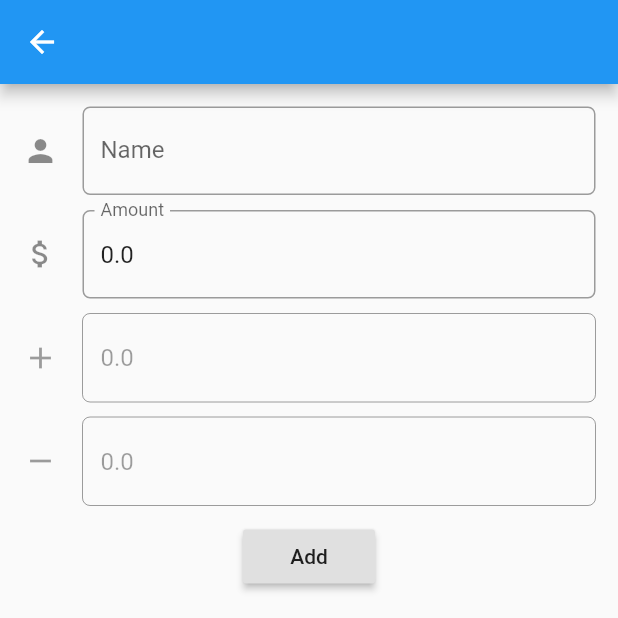
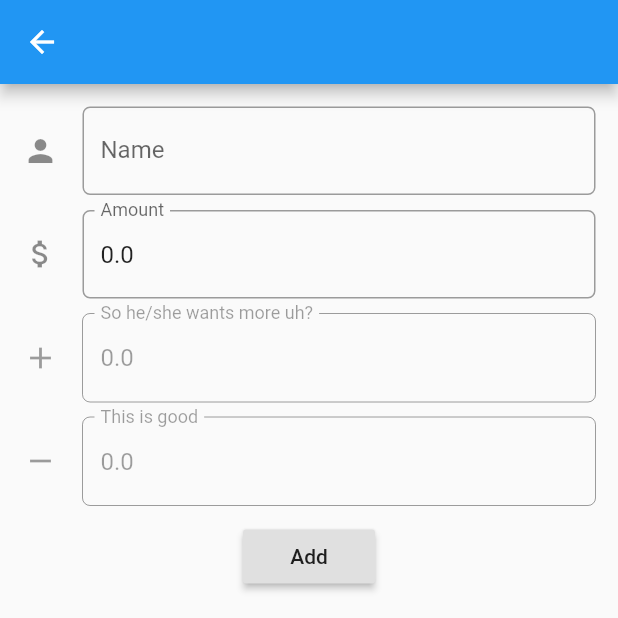
Before and after one commit to tefy-lucky/where_is_my_money, a Flutter app: the screen it shows after launch, after a tap on the "add" icon, on a phone screen of 412 x 824 dp, the top half of it. Run offline on Flutter 3.47's test engine with Material 2 defaults, Android fonts, the phone set to English and light mode, and no system bars; our stand-ins replace sqflite; accounts and stored records are empty.

Commit message:
still working on UI

```diff
--- a/lib/ui/update_bro_screen.dart
+++ b/lib/ui/update_bro_screen.dart
@@ -76,6 +76,7 @@ class _BroScreenState extends State<BroScreen> {
             TextField(
               controller: _additionController,
               decoration: new InputDecoration(
+                  labelText: "So he/she wants more uh?",
                   icon: Icon(Icons.add),
                   border: OutlineInputBorder(
                       borderRadius: BorderRadius.circular(5.0))),
@@ -88,6 +89,7 @@ class _BroScreenState extends State<BroScreen> {
             TextField(
               controller: _substractionController,
               decoration: new InputDecoration(
+                  labelText: "This is good",
                   icon: Icon(Icons.remove),
                   border: OutlineInputBorder(
                       borderRadius: BorderRadius.circular(5.0))),
```
